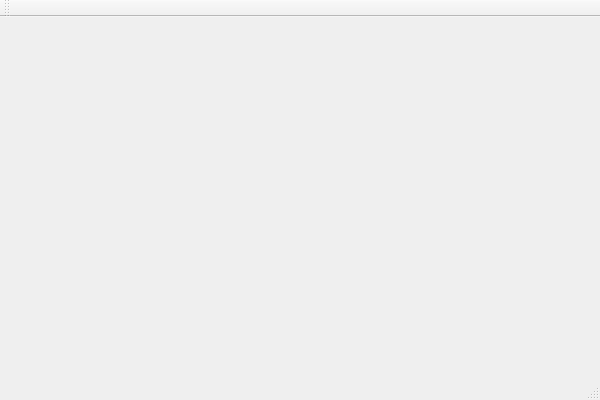
campbellmbrown/task-app, file src/taskapp.ui: the form before one commit.
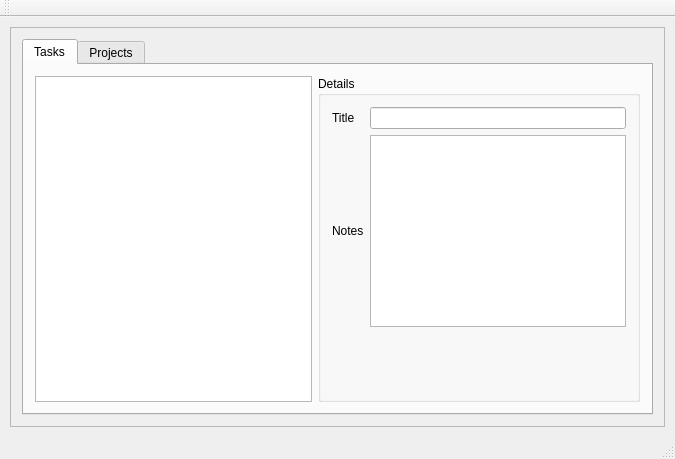
The form after the commit.

Commit message: More content to layout

```diff
--- a/src/taskapp.ui
+++ b/src/taskapp.ui
@@ -6,14 +6,106 @@
    <rect>
     <x>0</x>
     <y>0</y>
-    <width>600</width>
-    <height>400</height>
+    <width>675</width>
+    <height>459</height>
    </rect>
   </property>
   <property name="windowTitle">
    <string>TaskApp</string>
   </property>
-  <widget class="QWidget" name="centralWidget"/>
+  <widget class="QWidget" name="centralWidget">
+   <layout class="QGridLayout" name="gridLayout">
+    <property name="leftMargin">
+     <number>10</number>
+    </property>
+    <property name="topMargin">
+     <number>10</number>
+    </property>
+    <property name="rightMargin">
+     <number>10</number>
+    </property>
+    <property name="bottomMargin">
+     <number>10</number>
+    </property>
+    <item row="0" column="2">
+     <widget class="QFrame" name="taskListArea">
+      <property name="frameShape">
+       <enum>QFrame::StyledPanel</enum>
+      </property>
+      <property name="frameShadow">
+       <enum>QFrame::Raised</enum>
+      </property>
+      <layout class="QGridLayout" name="taskListLayout">
+       <item row="0" column="0">
+        <widget class="QTabWidget" name="tabWidget">
+         <property name="currentIndex">
+          <number>0</number>
+         </property>
+         <widget class="QWidget" name="taskListTab">
+          <attribute name="title">
+           <string>Tasks</string>
+          </attribute>
+          <layout class="QGridLayout" name="taskListLayout">
+           <item row="0" column="0">
+            <widget class="QTreeView" name="treeView"/>
+           </item>
+           <item row="0" column="1">
+            <widget class="QGroupBox" name="groupBox">
+             <property name="title">
+              <string>Details</string>
+             </property>
+             <layout class="QGridLayout" name="taskListLayout">
+              <item row="1" column="0">
+               <widget class="QLabel" name="label">
+                <property name="text">
+                 <string>Notes</string>
+                </property>
+               </widget>
+              </item>
+              <item row="0" column="0">
+               <widget class="QLabel" name="tempLabel">
+                <property name="text">
+                 <string>Title</string>
+                </property>
+               </widget>
+              </item>
+              <item row="2" column="0" colspan="2">
+               <spacer name="verticalSpacer">
+                <property name="orientation">
+                 <enum>Qt::Vertical</enum>
+                </property>
+                <property name="sizeHint" stdset="0">
+                 <size>
+                  <width>20</width>
+                  <height>40</height>
+                 </size>
+                </property>
+               </spacer>
+              </item>
+              <item row="0" column="1">
+               <widget class="QLineEdit" name="lineEdit"/>
+              </item>
+              <item row="1" column="1">
+               <widget class="QPlainTextEdit" name="plainTextEdit"/>
+              </item>
+             </layout>
+            </widget>
+           </item>
+          </layout>
+         </widget>
+         <widget class="QWidget" name="taskListTab">
+          <attribute name="title">
+           <string>Projects</string>
+          </attribute>
+          <layout class="QGridLayout" name="taskListLayout"/>
+         </widget>
+        </widget>
+       </item>
+      </layout>
+     </widget>
+    </item>
+   </layout>
+  </widget>
   <widget class="QMenuBar" name="menuBar">
    <property name="geometry">
     <rect>
```
Left out of the diff: 2 changed lines with no effect on the pictures.
